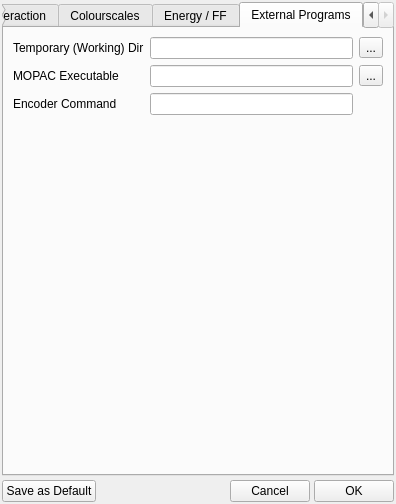
Qt form branches/nugui/src/gui/prefs.ui (trisyoungs/aten) before a commit.
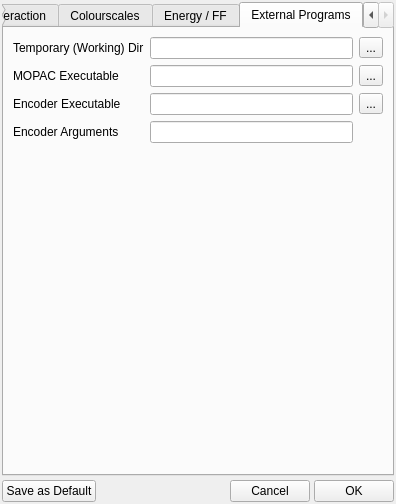
The same form after that commit. The open tabs and pages were chosen to show the change. Icons and pictures are not drawn. Custom widgets are drawn as their Qt base class.

Commit message: Added Prefs::encoderArguments_ and relevant accessors / GUI widgets. More tweaks to Trajectory widget and menu. Added 'savemovie' capability and command (through external encoding program), but some issues with following encoder progess and image sizes.

Diff of the .ui file:
```diff
--- a/branches/nugui/src/gui/prefs.ui
+++ b/branches/nugui/src/gui/prefs.ui
@@ -3072,7 +3072,7 @@
          <item row="2" column="0">
           <widget class="QLabel" name="EncodeLabel">
            <property name="text">
-            <string>Encoder Command</string>
+            <string>Encoder Executable</string>
            </property>
           </widget>
          </item>
@@ -3083,6 +3083,31 @@
            </property>
           </widget>
          </item>
+         <item row="3" column="0">
+          <widget class="QLabel" name="EncoderArgsLabel">
+           <property name="text">
+            <string>Encoder Arguments</string>
+           </property>
+          </widget>
+         </item>
+         <item row="3" column="1">
+          <widget class="QLineEdit" name="EncoderArgumentsEdit">
+           <property name="toolTip">
+            <string>Command to execute when encoding video files. The text FILES will be replaced by a suitable wildcard, and OUTPUT will be replaced by the output video filename.</string>
+           </property>
+          </widget>
+         </item>
+         <item row="2" column="2">
+          <widget class="QToolButton" name="EncoderExecutableButton">
+           <property name="text">
+            <string>...</string>
+           </property>
+           <property name="icon">
+            <iconset resource="icons.qrc">
+             <normaloff>:/file/icons/file_open.svg</normaloff>:/file/icons/file_open.svg</iconset>
+           </property>
+          </widget>
+         </item>
         </layout>
        </item>
        <item>
```
Left out of the diff: 2 changed lines with no effect on the pictures. The commit also changes 21 other files.
